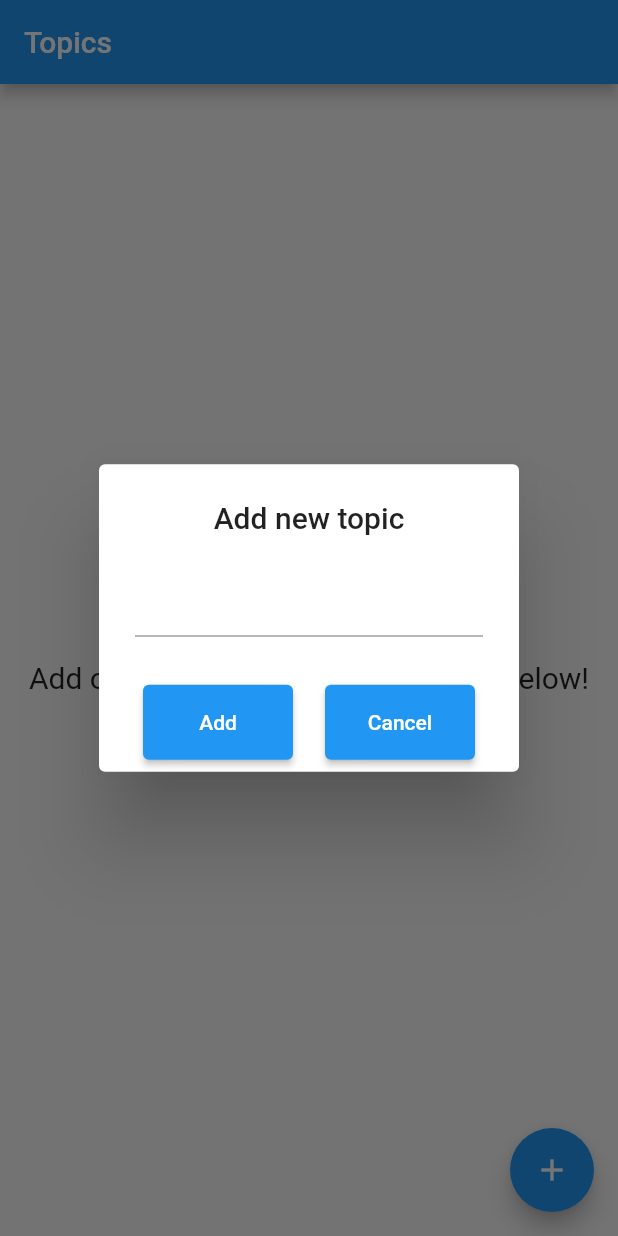
After one commit to mmtolsma/reviewcards, a Flutter app: the screen it shows after launch, after a tap on the "add" icon, on a phone screen of 412 x 824 dp. The commit adds this screen. Run offline on Flutter 3.47's test engine with Material 2 defaults, Android fonts, the light colour scheme and no system bars; our stand-ins replace sqflite; accounts and stored records are empty.

Commit message:
Created dialog on page one for adding topic. Doesn't do anything yet.

```diff
--- a/lib/main.dart
+++ b/lib/main.dart
@@ -1,7 +1,7 @@
 import 'package:flutter/material.dart';
 import 'package:review_cards/pages/add-card.dart';
 import 'package:review_cards/pages/card-viewer.dart';
-import 'package:review_cards/pages/subject-viewer.dart';
+import 'package:review_cards/pages/topic-viewer.dart';
 import 'package:review_cards/services/rc-database.dart';
 
 void main() async {
@@ -20,7 +20,7 @@ class MyApp extends StatelessWidget {
       theme: ThemeData(
         primarySwatch: Colors.blue,
       ),
-      home: AddCard(title: "title"),
+      home: TopicViewer(),
     );
   }
 }
--- /dev/null
+++ b/lib/pages/topic-viewer.dart
@@ -0,0 +1,131 @@
+import 'package:flutter/material.dart';
+import 'package:review_cards/services/rc-database.dart';
+
+class TopicViewer extends StatefulWidget {
+  TopicViewer({Key key}) : super(key: key);
+
+  @override
+  _TopicViewerState createState() => _TopicViewerState();
+}
+
+class _TopicViewerState extends State<TopicViewer> {
+  List<String> subjects = [];
+  final GlobalKey<FormState> _formKey = GlobalKey<FormState>();
+
+  getCards() async {
+    var _subjects = await RCDatabase.fetchSubjectCards();
+    setState(() {
+      subjects = _subjects;
+    });
+  }
+
+  @override
+  void initState() {
+    // getCards();
+    super.initState();
+  }
+
+  @override
+  Widget build(BuildContext context) {
+    return Scaffold(
+      floatingActionButton: FloatingActionButton(
+        child: Icon(
+          Icons.add,
+          color: Colors.white,
+        ),
+        onPressed: () async {
+          //showDialog to allow user to add new topic
+          addTopicDialog(context);
+        },
+      ),
+      appBar: AppBar(
+        title: Text("Topics"),
+      ),
+      body: Center(
+        child: Text(
+          "You have no topics yet!\nAdd one by clicking the blue button below!",
+          textAlign: TextAlign.center,
+          style: TextStyle(
+            fontSize: 20,
+          ),
+        ),
+      ),
+
+      // Column(
+      //   children: [
+      //     // Expanded(
+      //     //   child: ListView.builder(
+      //     //     itemCount: subjects.length,
+      //     //     itemBuilder: (BuildContext context, int index) {
+      //     //       return GestureDetector(
+      //     //         onTap: () {
+      //     //           // Navigate to a new page.
+      //     //           // pass in subject name to use for the query
+      //     //         },
+      //     //         child: Container(
+      //     //           height: 150,
+      //     //           child: Card(
+      //     //             color: Colors.grey[300],
+      //     //             child: Center(
+      //     //               child: Text("${subjects[index]}"),
+      //     //             ),
+      //     //           ),
+      //     //         ),
+      //     //       );
+      //     //     },
+      //     //   ),
+      //     // ),
+      //   ],
+      // ),
+    );
+  }
+
+  Future<dynamic> addTopicDialog(BuildContext context) {
+    return showDialog(
+      barrierDismissible: false,
+      context: context,
+      builder: (_) => AlertDialog(
+        title: Center(child: Text('Add new topic')),
+        content: Form(
+          key: _formKey,
+          child: TextFormField(
+            validator: (topic) {
+              return (topic.isEmpty || topic.trim().isEmpty)
+                  ? 'Cannot be blank!'
+                  : null;
+            },
+          ),
+        ),
+        actions: [
+          Row(
+            mainAxisAlignment: MainAxisAlignment.spaceEvenly,
+            children: [
+              ElevatedButton(
+                style: ElevatedButton.styleFrom(
+                  minimumSize: Size(100, 50),
+                ),
+                onPressed: () {
+                  // Create new table, add to a list
+                  if (_formKey.currentState.validate()) {
+                    print("Hey, it's valid!");
+                    Navigator.pop(context);
+                  }
+                },
+                child: Text("Add"),
+              ),
+              ElevatedButton(
+                style: ElevatedButton.styleFrom(
+                  minimumSize: Size(100, 50),
+                ),
+                onPressed: () {
+                  Navigator.pop(context);
+                },
+                child: Text("Cancel"),
+              ),
+            ],
+          ),
+        ],
+      ),
+    );
+  }
+}
```
Also changed, not shown: lib/pages/subject-viewer.dart (deleted, +0 -71 lines), lib/services/rc-database.dart (+31 -12 lines).
